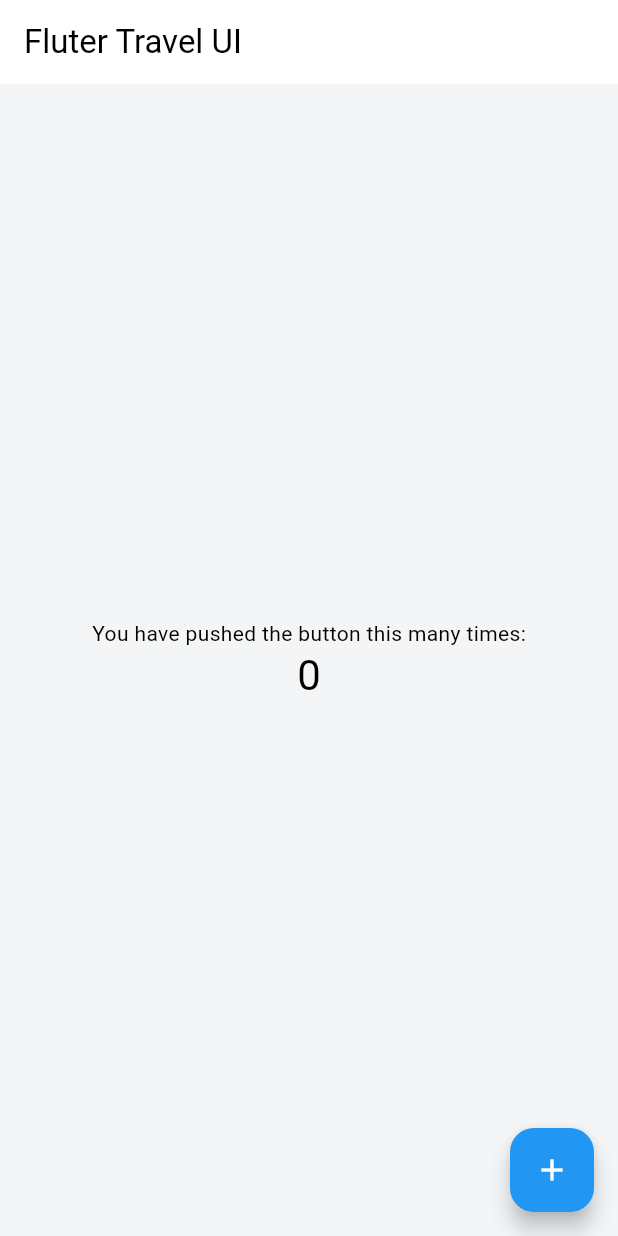
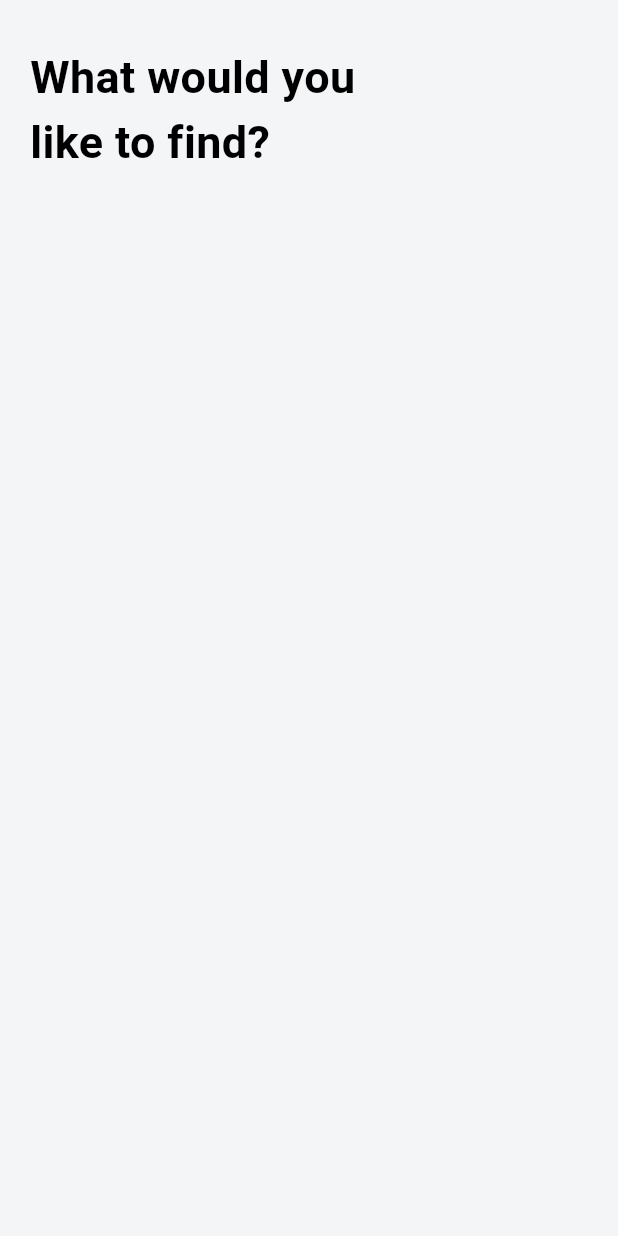
Before and after one commit to arditdaku/flutter_travel_app, a Flutter app: the screen it shows after launch, on a phone screen of 412 x 824 dp. Run offline on Flutter 3.47's test engine with Material 3 defaults, Android fonts, the phone set to English and light mode, and no system bars.

Commit message:
Add home screen

```diff
--- a/lib/main.dart
+++ b/lib/main.dart
@@ -1,4 +1,5 @@
 import 'package:flutter/material.dart';
+import 'package:travel_ui/screens/home_screen.dart';
 
 void main() {
   runApp(const MyApp());
@@ -19,95 +20,6 @@ class MyApp extends StatelessWidget {
           colorScheme: ColorScheme.fromSwatch(accentColor: Color(0xFFD8ECF1)),
           useMaterial3: true,
         ),
-      home: const MyHomePage(title: 'Fluter Travel UI'),
-    );
+        home: HomeScreen());
   }
 }
-
-class MyHomePage extends StatefulWidget {
-  const MyHomePage({super.key, required this.title});
-
-  // This widget is the home page of your application. It is stateful, meaning
-  // that it has a State object (defined below) that contains fields that affect
-  // how it looks.
-
-  // This class is the configuration for the state. It holds the values (in this
-  // case the title) provided by the parent (in this case the App widget) and
-  // used by the build method of the State. Fields in a Widget subclass are
-  // always marked "final".
-
-  final String title;
-
-  @override
-  State<MyHomePage> createState() => _MyHomePageState();
-}
-
-class _MyHomePageState extends State<MyHomePage> {
-  int _counter = 0;
-
-  void _incrementCounter() {
-    setState(() {
-      // This call to setState tells the Flutter framework that something has
-      // changed in this State, which causes it to rerun the build method below
-      // so that the display can reflect the updated values. If we changed
-      // _counter without calling setState(), then the build method would not be
-      // called again, and so nothing would appear to happen.
-      _counter++;
-    });
-  }
-
-  @override
-  Widget build(BuildContext context) {
-    // This method is rerun every time setState is called, for instance as done
-    // by the _incrementCounter method above.
-    //
-    // The Flutter framework has been optimized to make rerunning build methods
-    // fast, so that you can just rebuild anything that needs updating rather
-    // than having to individually change instances of widgets.
-    return Scaffold(
-      appBar: AppBar(
-        // TRY THIS: Try changing the color here to a specific color (to
-        // Colors.amber, perhaps?) and trigger a hot reload to see the AppBar
-        // change color while the other colors stay the same.
-        backgroundColor: Theme.of(context).colorScheme.inversePrimary,
-        // Here we take the value from the MyHomePage object that was created by
-        // the App.build method, and use it to set our appbar title.
-        title: Text(widget.title),
-      ),
-      body: Center(
-        // Center is a layout widget. It takes a single child and positions it
-        // in the middle of the parent.
-        child: Column(
-          // Column is also a layout widget. It takes a list of children and
-          // arranges them vertically. By default, it sizes itself to fit its
-          // children horizontally, and tries to be as tall as its parent.
-          //
-          // Column has various properties to control how it sizes itself and
-          // how it positions its children. Here we use mainAxisAlignment to
-          // center the children vertically; the main axis here is the vertical
-          // axis because Columns are vertical (the cross axis would be
-          // horizontal).
-          //
-          // TRY THIS: Invoke "debug painting" (choose the "Toggle Debug Paint"
-          // action in the IDE, or press "p" in the console), to see the
-          // wireframe for each widget.
-          mainAxisAlignment: MainAxisAlignment.center,
-          children: <Widget>[
-            const Text(
-              'You have pushed the button this many times:',
-            ),
-            Text(
-              '$_counter',
-              style: Theme.of(context).textTheme.headlineMedium,
-            ),
-          ],
-        ),
-      ),
-      floatingActionButton: FloatingActionButton(
-        onPressed: _incrementCounter,
-        tooltip: 'Increment',
-        child: const Icon(Icons.add),
-      ), // This trailing comma makes auto-formatting nicer for build methods.
-    );
-  }
-}
--- a/lib/screens/home_screen.dart
+++ b/lib/screens/home_screen.dart
@@ -0,0 +1,29 @@
+import 'package:flutter/material.dart';
+
+class HomeScreen extends StatefulWidget {
+  const HomeScreen({super.key});
+
+  @override
+  State<HomeScreen> createState() => _HomeScreenState();
+}
+
+class _HomeScreenState extends State<HomeScreen> {
+  @override
+  Widget build(BuildContext context) {
+    return Scaffold(
+      body: SafeArea(
+          child: ListView(
+        padding: EdgeInsets.symmetric(vertical: 30.0),
+        children: const <Widget>[
+          Padding(
+            padding: EdgeInsets.only(left: 20.0, right: 120.0),
+            child: Text(
+              'What would you like to find?',
+              style: TextStyle(fontSize: 30.0, fontWeight: FontWeight.bold),
+            ),
+          ),
+        ],
+      )),
+    );
+  }
+}
```
Lines whose indentation alone changed are shown as unchanged.
